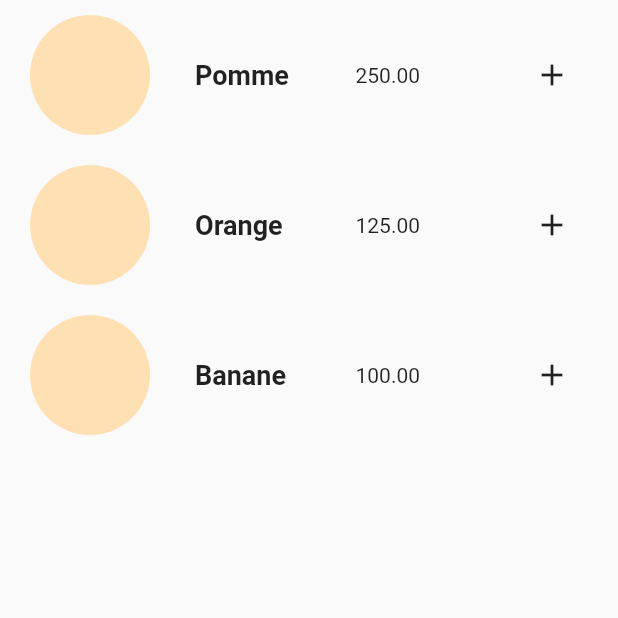
After one commit to feyroozecode/todo_app_crash_courses, a Flutter app: the screen it shows after launch, after a tap on "Catalogue des produit", on a phone screen of 412 x 824 dp, the top half of it. The commit adds this screen. Run offline on Flutter 3.47's test engine with Material 2 defaults, Android fonts, the phone set to English and light mode, and no system bars; our stand-ins replace get.

Commit message:
adding a shopipping product catalog using GetX

```diff
--- /dev/null
+++ b/lib/controllers/product_controller.dart
@@ -0,0 +1,12 @@
+import 'package:get/get.dart';
+import 'package:todo_app/models/produit.dart';
+
+class ProductController extends GetxController {
+  final products = <Produit>[].obs;
+
+  @override
+  onInit() {
+    products.addAll(Produit.products);
+    super.onInit();
+  }
+}
--- a/lib/main.dart
+++ b/lib/main.dart
@@ -1,5 +1,6 @@
 import 'package:flutter/material.dart';
 import 'package:todo_app/screens/home.dart';
+import 'package:get/get.dart';
 
 void main() {
   runApp(const MyApp());
@@ -11,14 +12,12 @@ class MyApp extends StatelessWidget {
   // This widget is the root of your application.
   @override
   Widget build(BuildContext context) {
-    return MaterialApp(
-      debugShowCheckedModeBanner: false,
-      title: 'TodoList',
-      theme: ThemeData(
-
-        primarySwatch: Colors.orange,
-      ),
-      home: const PageAccueil()
-    );
+    return GetMaterialApp(
+        debugShowCheckedModeBanner: false,
+        title: 'TodoList',
+        theme: ThemeData(
+          primarySwatch: Colors.orange,
+        ),
+        home: const PageAccueil());
   }
 }
--- a/lib/models/produit.dart
+++ b/lib/models/produit.dart
@@ -8,4 +8,24 @@ class Produit {
     required this.nom,
     required this.prix
   });
+
+   static  List<Produit> products = [
+    Produit(
+       id: 0,
+      nom: 'Pomme',
+      prix: 250
+      ),
+      Produit(
+       id: 1,
+      nom: 'Orange',
+      prix: 125
+      ),
+       Produit(
+       id: 0,
+      nom: 'Banane',
+      prix: 100
+      ),
+
+  ];
+
 }
--- /dev/null
+++ b/lib/screens/catalog_product.dart
@@ -0,0 +1,70 @@
+import 'package:flutter/material.dart';
+import 'package:get/get.dart';
+import 'package:todo_app/controllers/product_controller.dart';
+
+class CatalogProducts extends StatelessWidget {
+  final productController = Get.put(ProductController());
+
+  @override
+  Widget build(BuildContext context) {
+    return Material(
+        child: Obx(() => Flexible(
+              child: ListView.builder(
+                itemCount: productController.products.length,
+                itemBuilder: (BuildContext context, int index) {
+                  return _CatalogProductCard(index);
+                },
+              ),
+            )));
+  }
+}
+
+@immutable
+class _CatalogProductCard extends StatelessWidget {
+  _CatalogProductCard(this.index);
+
+  int index;
+
+  // final cartController = Get.put(CartController());
+
+  ProductController productController = Get.find();
+
+  @override
+  Widget build(BuildContext context) {
+    return Padding(
+        padding: const EdgeInsets.symmetric(horizontal: 20, vertical: 10),
+        child: Row(
+          mainAxisAlignment: MainAxisAlignment.spaceBetween,
+          children: [
+            const CircleAvatar(
+              radius: 40,
+              // backgroundImage: NetworkImage(productController.products[index].imageUrl),
+            ),
+            const SizedBox(
+              width: 30,
+            ),
+            Expanded(
+              child: Text(
+                productController.products[index].nom,
+                style:
+                    const TextStyle(fontWeight: FontWeight.bold, fontSize: 18),
+              ),
+            ),
+            Expanded(
+              child: Text('${productController.products[index].prix.toStringAsFixed(2)}'),
+            ),
+            IconButton(
+                onPressed: () {
+                  Get.snackbar(
+                    'Ajout',
+                    'Produit ${productController.products[index].nom} Ajouter au panier',
+                    snackPosition: SnackPosition.BOTTOM
+                  );
+                  // cartController
+                  //   .addProdct(productController.products[index]); // add product to a list
+                },
+                icon: const Icon(Icons.add))
+          ],
+        ));
+  }
+}
--- a/lib/screens/home.dart
+++ b/lib/screens/home.dart
@@ -1,4 +1,6 @@
 import 'package:flutter/material.dart';
+import 'package:get/get.dart';
+import 'package:todo_app/screens/catalog_product.dart';
 import 'package:todo_app/screens/widgets_sreen.dart';
 
 class PageAccueil extends StatefulWidget {
@@ -50,16 +52,18 @@ class _PageAccueilState extends State<PageAccueil> {
                 style: TextStyle(fontSize: 24, fontStyle: FontStyle.italic),
               ),
               MaterialButton(
+                color: Colors.orange,
+                onPressed: () {
+                  Get.to(CatalogProducts());
+                },
+                child: Text('Catalogue des produit ')
+              ),
+              MaterialButton(
                 color: Colors.white,
                 elevation: 3.0,
                 onPressed: () {
-                  Navigator.push(
-                    context,
-                    MaterialPageRoute(
-                      builder: (_) => const WidgetScreen()
-                    )
-                  );
-
+                  Navigator.push(context,
+                      MaterialPageRoute(builder: (_) => const WidgetScreen()));
                 },
                 child: const Text(
                   'Ouvrir l\'ecran des Widgets',
--- a/pubspec.yaml
+++ b/pubspec.yaml
@@ -35,6 +35,7 @@ dependencies:
   # The following adds the Cupertino Icons font to your application.
   # Use with the CupertinoIcons class for iOS style icons.
   cupertino_icons: ^1.0.2
+  get: ^4.6.5
 
 dev_dependencies:
   flutter_test:
```
Also changed, not shown: lib/components/cart_product.dart (added, +82 -0 lines), lib/screens/catalog_screen.dart (added, +42 -0 lines), lib/screens/product_screen.dart (added, +41 -0 lines), lib/screens/widgets_sreen.dart (+27 -12 lines), lib/controllers/cart_controller.dart (added), pubspec.lock.
